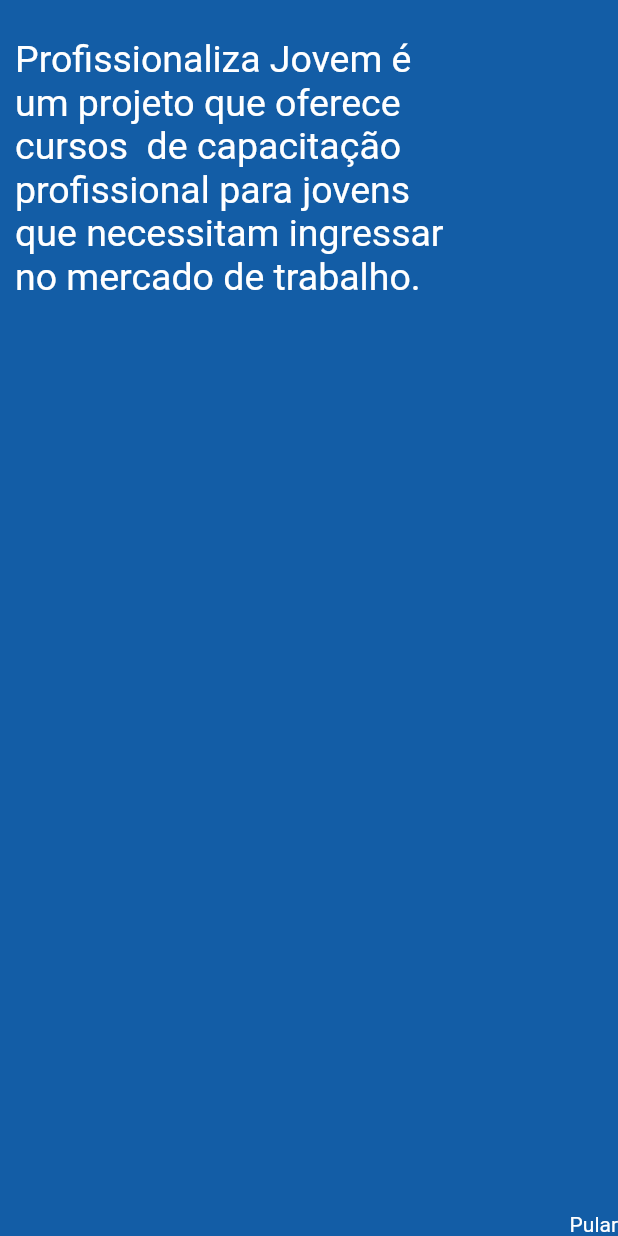
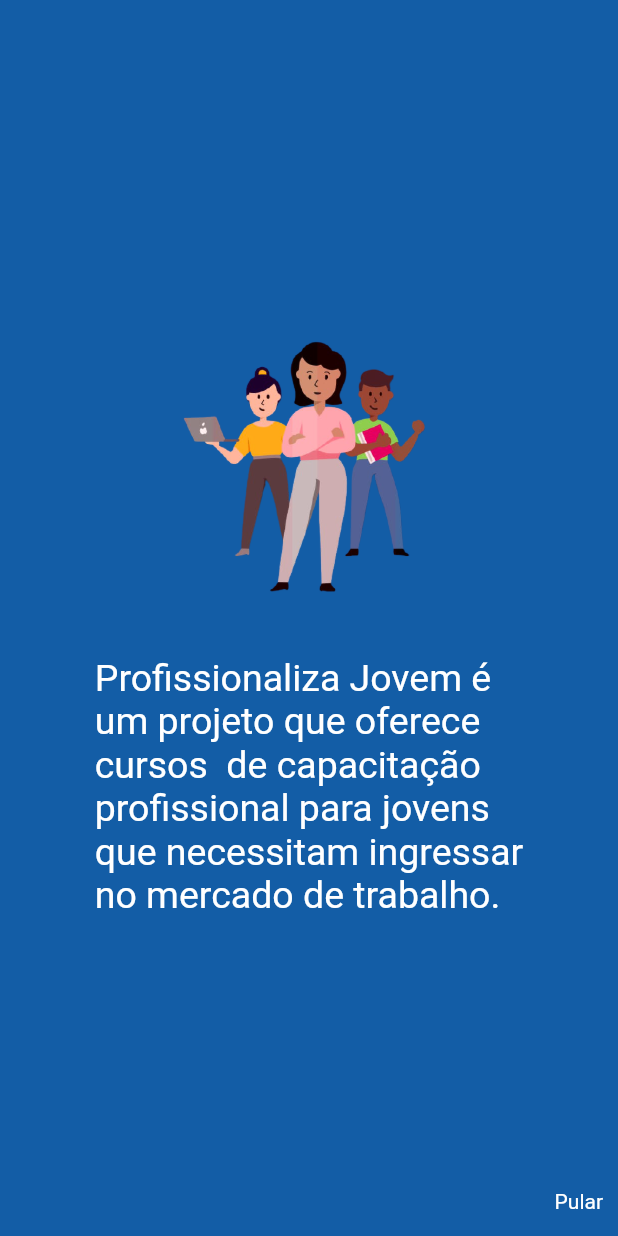
Before and after one commit to rodriguesJeff/hackccr_profissionaliza_jovem, a Flutter app: the screen it shows after launch, on a phone screen of 412 x 824 dp. Run offline on Flutter 3.47's test engine with Material 2 defaults, Android fonts, the phone set to English and light mode, and no system bars; our stand-ins replace get.

Commit message:
criada primeira pagina da apresentação do app

```diff
--- a/lib/app/modules/home/views/pages/page_init.dart
+++ b/lib/app/modules/home/views/pages/page_init.dart
@@ -8,21 +8,30 @@ class PageInitView extends StatelessWidget {
       backgroundColor: Utils.primaryColor,
       body: Stack(
         children: [
-          Positioned(
-            top: 25.0,
-            right: 10.0,
-            left: 10.0,
-            child: Text(
-              'Profissionaliza Jovem é\num projeto que oferece\ncursos  de capacitação\nprofissional para jovens\nque necessitam ingressar\nno mercado de trabalho.',
-              style: TextStyle(
-                color: Colors.white,
-                fontSize: 25.0,
-              ),
+          Container(
+            alignment: Alignment.center,
+            child: Column(
+              mainAxisAlignment: MainAxisAlignment.center,
+              children: [
+                Image(
+                  width: 200.0,
+                  height: 200.0,
+                  image: AssetImage(image1),
+                ),
+                SizedBox(height: 25.0),
+                Text(
+                  'Profissionaliza Jovem é\num projeto que oferece\ncursos  de capacitação\nprofissional para jovens\nque necessitam ingressar\nno mercado de trabalho.',
+                  style: TextStyle(
+                    color: Colors.white,
+                    fontSize: 25.0,
+                  ),
+                ),
+              ],
             ),
           ),
           Positioned(
-            bottom: 0.0,
-            right: 0.0,
+            bottom: 15.0,
+            right: 10.0,
             child: GestureDetector(
               onTap: () {},
               child: Text(
--- a/lib/app/shared/utils.dart
+++ b/lib/app/shared/utils.dart
@@ -11,3 +11,6 @@ class Utils {
 }
 
 const String logo = 'assets/logo.png';
+const String image1 = 'assets/img1.png';
+const String image2 = 'assets/img2.png';
+const String user = 'assets/user.png';
```
